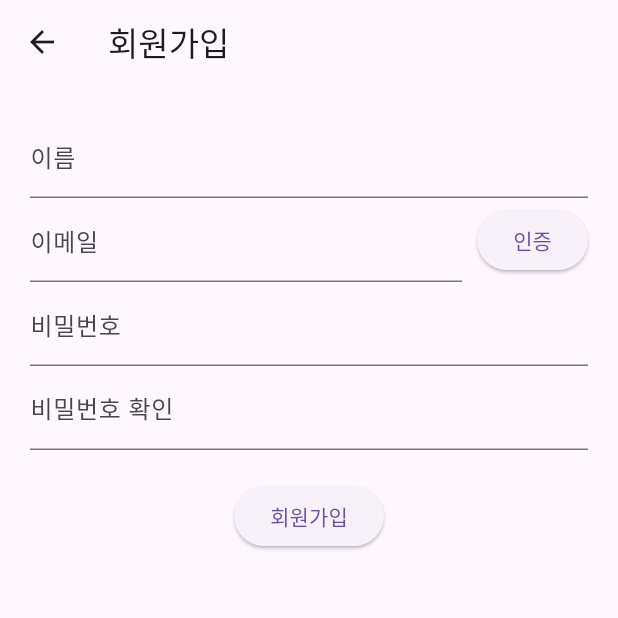
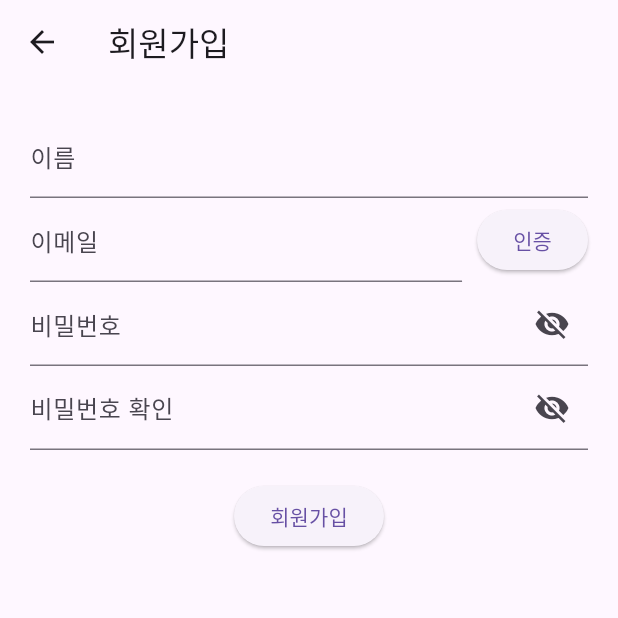
Before and after one commit to jinho-jinho/blindseoul, a Flutter app: the SignupScreen screen opened by its route, on a phone screen of 412 x 824 dp, the top half of it. Run offline on Flutter 3.47's test engine with Material 3 defaults, Android fonts, the phone set to English and light mode, and no system bars; our stand-ins replace google_maps_flutter; network calls fail.

```diff
--- /dev/null
+++ b/blindseoul/lib/model/api_response.dart
@@ -0,0 +1,23 @@
+class ApiResponse<T> {
+  final bool success;
+  final T data;
+  final String message;
+
+  ApiResponse({
+    required this.success,
+    required this.data,
+    required this.message,
+  });
+
+  /// 제네릭 데이터 파싱용 fromJson
+  factory ApiResponse.fromJson(
+      Map<String, dynamic> json,
+      T Function(dynamic) fromData,
+  ) {
+    return ApiResponse(
+      success: json['success'] ?? false,
+      data: fromData(json['data']),
+      message: json['message'] ?? '',
+    );
+  }
+}
--- /dev/null
+++ b/blindseoul/lib/model/error_response.dart
@@ -0,0 +1,22 @@
+class ErrorResponse {
+  final int status;
+  final String error;
+  final String message;
+  final DateTime timestamp;
+
+  ErrorResponse({
+    required this.status,
+    required this.error,
+    required this.message,
+    required this.timestamp,
+  });
+
+  factory ErrorResponse.fromJson(Map<String, dynamic> json) {
+    return ErrorResponse(
+      status: json['status'],
+      error: json['error'],
+      message: json['message'],
+      timestamp: DateTime.parse(json['timestamp']),
+    );
+  }
+}
--- a/blindseoul/lib/screen/login_screen.dart
+++ b/blindseoul/lib/screen/login_screen.dart
@@ -26,7 +26,7 @@ class _LoginScreenState extends State<LoginScreen> {
     Navigator.pop(context);
   } catch (e) {
     ScaffoldMessenger.of(context).showSnackBar(
-      SnackBar(content: Text('로그인 실패: ${e.toString()}')),
+      SnackBar(content: Text('${e.toString()}')),
     );
   }
 }
--- a/blindseoul/lib/screen/signup_screen.dart
+++ b/blindseoul/lib/screen/signup_screen.dart
@@ -123,6 +123,8 @@ class _SignupScreenState extends State<SignupScreen> {
   @override
   Widget build(BuildContext context) {
     final timerText = '${(remainingSeconds ~/ 60).toString().padLeft(1, '0')}:${(remainingSeconds % 60).toString().padLeft(2, '0')}';
+    bool _obscurePassword = true;
+    bool _obscureConfirmPassword = true;
 
     return Scaffold(
       appBar: AppBar(title: const Text('회원가입')),
@@ -168,13 +170,37 @@ class _SignupScreenState extends State<SignupScreen> {
                 ),
               TextField(
                 controller: passwordController,
-                obscureText: true,
-                decoration: const InputDecoration(labelText: '비밀번호'),
+                obscureText: _obscurePassword,
+                decoration: InputDecoration(
+                  labelText: '비밀번호',
+                  suffixIcon: IconButton(
+                    icon: Icon(
+                      _obscurePassword ? Icons.visibility_off : Icons.visibility,
+                    ),
+                    onPressed: () {
+                      setState(() {
+                        _obscurePassword = !_obscurePassword;
+                      });
+                    },
+                  ),
+                ),
               ),
               TextField(
                 controller: confirmPasswordController,
-                obscureText: true,
-                decoration: const InputDecoration(labelText: '비밀번호 확인'),
+                obscureText: _obscureConfirmPassword,
+                decoration: InputDecoration(
+                  labelText: '비밀번호 확인',
+                  suffixIcon: IconButton(
+                    icon: Icon(
+                      _obscureConfirmPassword ? Icons.visibility_off : Icons.visibility,
+                    ),
+                    onPressed: () {
+                      setState(() {
+                        _obscureConfirmPassword = !_obscureConfirmPassword;
+                      });
+                    },
+                  ),
+                ),
               ),
               const SizedBox(height: 20),
               ElevatedButton(
--- a/blindseoul/pubspec.yaml
+++ b/blindseoul/pubspec.yaml
@@ -9,10 +9,10 @@ environment:
 dependencies:
   flutter:
     sdk: flutter
-  dio: ^5.8.0+1
   google_maps_flutter: ^2.6.0
   provider: ^6.1.5
   http: ^1.4.0
+  shared_preferences: ^2.5.3
 
 dev_dependencies:
   flutter_test:
```
Also changed, not shown: blindseoul/lib/api/blindwalk_api.dart (+29 -20 lines), blindseoul/lib/api/user_api.dart (+59 -12 lines), blindseoul/lib/screen/login_overlay_screen.dart (+7 -2 lines), blindseoul/pubspec.lock, 1 other file.
